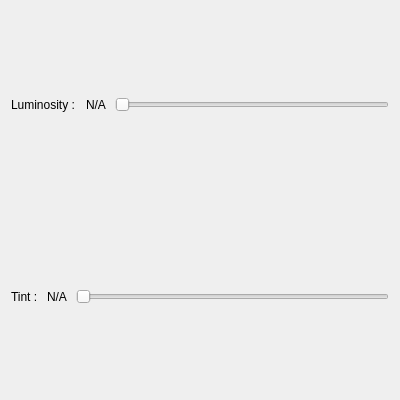
The window that screensettings.ui (Aryetis/Obenkyobo) describes before a commit, drawn with Qt 5.
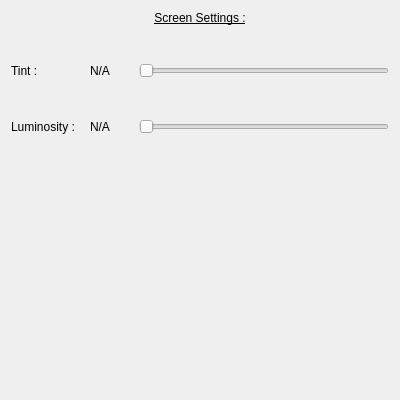
The same window after the commit.

Commit message: tweaking setting pages even more, should look good enough by now

```diff
--- a/screensettings.ui
+++ b/screensettings.ui
@@ -13,17 +13,45 @@
   <property name="windowTitle">
    <string>Form</string>
   </property>
-  <layout class="QVBoxLayout" name="verticalLayout" stretch="0,0">
+  <layout class="QVBoxLayout" name="verticalLayout" stretch="1,2">
    <item>
-    <layout class="QVBoxLayout" name="LuminosityContainer">
-     <property name="spacing">
-      <number>6</number>
+    <layout class="QVBoxLayout" name="verticalLayout_2" stretch="1,0,2,0,2">
+     <property name="sizeConstraint">
+      <enum>QLayout::SetDefaultConstraint</enum>
      </property>
      <property name="topMargin">
       <number>0</number>
      </property>
      <item>
-      <spacer name="verticalSpacer_4">
+      <layout class="QHBoxLayout" name="Title">
+       <property name="topMargin">
+        <number>0</number>
+       </property>
+       <item>
+        <widget class="QLabel" name="label">
+         <property name="sizePolicy">
+          <sizepolicy hsizetype="Expanding" vsizetype="Expanding">
+           <horstretch>0</horstretch>
+           <verstretch>0</verstretch>
+          </sizepolicy>
+         </property>
+         <property name="font">
+          <font>
+           <underline>true</underline>
+          </font>
+         </property>
+         <property name="text">
+          <string>Screen Settings :</string>
+         </property>
+         <property name="alignment">
+          <set>Qt::AlignCenter</set>
+         </property>
+        </widget>
+       </item>
+      </layout>
+     </item>
+     <item>
+      <spacer name="verticalSpacer_3">
        <property name="orientation">
         <enum>Qt::Vertical</enum>
        </property>
@@ -36,14 +64,121 @@
       </spacer>
      </item>
      <item>
-      <layout class="QHBoxLayout" name="LuminosityLayout" stretch="2,0,8">
+      <layout class="QHBoxLayout" name="TintContainer" stretch="0,0,0,0,0">
+       <item>
+        <widget class="QLabel" name="TintLabel">
+         <property name="text">
+          <string>Tint :</string>
+         </property>
+        </widget>
+       </item>
+       <item>
+        <spacer name="horizontalSpacer_3">
+         <property name="orientation">
+          <enum>Qt::Horizontal</enum>
+         </property>
+         <property name="sizeHint" stdset="0">
+          <size>
+           <width>40</width>
+           <height>20</height>
+          </size>
+         </property>
+        </spacer>
+       </item>
+       <item>
+        <widget class="QLabel" name="TintValue">
+         <property name="text">
+          <string>N/A </string>
+         </property>
+        </widget>
+       </item>
+       <item>
+        <spacer name="horizontalSpacer_2">
+         <property name="orientation">
+          <enum>Qt::Horizontal</enum>
+         </property>
+         <property name="sizeType">
+          <enum>QSizePolicy::Fixed</enum>
+         </property>
+         <property name="sizeHint" stdset="0">
+          <size>
+           <width>20</width>
+           <height>20</height>
+          </size>
+         </property>
+        </spacer>
+       </item>
+       <item>
+        <widget class="QSlider" name="TintSlider">
+         <property name="sizePolicy">
+          <sizepolicy hsizetype="Expanding" vsizetype="Fixed">
+           <horstretch>0</horstretch>
+           <verstretch>0</verstretch>
+          </sizepolicy>
+         </property>
+         <property name="minimumSize">
+          <size>
+           <width>250</width>
+           <height>0</height>
+          </size>
+         </property>
+         <property name="maximumSize">
+          <size>
+           <width>16777215</width>
+           <height>16777215</height>
+          </size>
+         </property>
+         <property name="maximum">
+          <number>100</number>
+         </property>
+         <property name="singleStep">
+          <number>1</number>
+         </property>
+         <property name="pageStep">
+          <number>1</number>
+         </property>
+         <property name="orientation">
+          <enum>Qt::Horizontal</enum>
+         </property>
+        </widget>
+       </item>
+      </layout>
+     </item>
+     <item>
+      <spacer name="verticalSpacer_2">
+       <property name="orientation">
+        <enum>Qt::Vertical</enum>
+       </property>
+       <property name="sizeHint" stdset="0">
+        <size>
+         <width>20</width>
+         <height>40</height>
+        </size>
+       </property>
+      </spacer>
+     </item>
+     <item>
+      <layout class="QHBoxLayout" name="LuminosityContainer" stretch="0,0,0,0,0">
        <item>
         <widget class="QLabel" name="LuminosityLabel">
          <property name="text">
-          <string>Luminosity : </string>
+          <string>Luminosity :</string>
          </property>
         </widget>
        </item>
+       <item>
+        <spacer name="horizontalSpacer">
+         <property name="orientation">
+          <enum>Qt::Horizontal</enum>
+         </property>
+         <property name="sizeHint" stdset="0">
+          <size>
+           <width>10</width>
+           <height>20</height>
+          </size>
+         </property>
+        </spacer>
+       </item>
        <item>
         <widget class="QLabel" name="LuminosityValue">
          <property name="text">
@@ -51,6 +186,22 @@
          </property>
         </widget>
        </item>
+       <item>
+        <spacer name="horizontalSpacer_4">
+         <property name="orientation">
+          <enum>Qt::Horizontal</enum>
+         </property>
+         <property name="sizeType">
+          <enum>QSizePolicy::Fixed</enum>
+         </property>
+         <property name="sizeHint" stdset="0">
+          <size>
+           <width>20</width>
+           <height>20</height>
+          </size>
+         </property>
+        </spacer>
+       </item>
        <item>
         <widget class="QSlider" name="LuminositySlider">
          <property name="sizePolicy">
@@ -59,6 +210,18 @@
            <verstretch>0</verstretch>
           </sizepolicy>
          </property>
+         <property name="minimumSize">
+          <size>
+           <width>250</width>
+           <height>0</height>
+          </size>
+         </property>
+         <property name="maximumSize">
+          <size>
+           <width>16777215</width>
+           <height>16777215</height>
+          </size>
+         </property>
          <property name="maximum">
           <number>100</number>
          </property>
@@ -75,87 +238,23 @@
        </item>
       </layout>
      </item>
-     <item>
-      <spacer name="verticalSpacer_2">
-       <property name="orientation">
-        <enum>Qt::Vertical</enum>
-       </property>
-       <property name="sizeHint" stdset="0">
-        <size>
-         <width>20</width>
-         <height>40</height>
-        </size>
-       </property>
-      </spacer>
-     </item>
     </layout>
    </item>
    <item>
-    <layout class="QVBoxLayout" name="TintContainer">
-     <property name="topMargin">
-      <number>0</number>
+    <spacer name="verticalSpacer">
+     <property name="orientation">
+      <enum>Qt::Vertical</enum>
      </property>
-     <item>
-      <spacer name="verticalSpacer_5">
-       <property name="orientation">
-        <enum>Qt::Vertical</enum>
-       </property>
-       <property name="sizeHint" stdset="0">
-        <size>
-         <width>20</width>
-         <height>40</height>
-        </size>
-       </property>
-      </spacer>
-     </item>
-     <item>
-      <layout class="QHBoxLayout" name="TintLayout" stretch="0,0,0">
-       <item>
-        <widget class="QLabel" name="TintLabel">
-         <property name="text">
-          <string>Tint : </string>
-         </property>
-        </widget>
-       </item>
-       <item>
-        <widget class="QLabel" name="TintValue">
-         <property name="text">
-          <string>N/A </string>
-         </property>
-        </widget>
-       </item>
-       <item>
-        <widget class="QSlider" name="TintSlider">
-         <property name="maximum">
-          <number>100</number>
-         </property>
-         <property name="singleStep">
-          <number>1</number>
-         </property>
-         <property name="pageStep">
-          <number>1</number>
-         </property>
-         <property name="orientation">
-          <enum>Qt::Horizontal</enum>
-         </property>
-        </widget>
-       </item>
-      </layout>
-     </item>
-     <item>
-      <spacer name="verticalSpacer_3">
-       <property name="orientation">
-        <enum>Qt::Vertical</enum>
-       </property>
-       <property name="sizeHint" stdset="0">
-        <size>
-         <width>20</width>
-         <height>40</height>
-        </size>
-       </property>
-      </spacer>
-     </item>
-    </layout>
+     <property name="sizeType">
+      <enum>QSizePolicy::Expanding</enum>
+     </property>
+     <property name="sizeHint" stdset="0">
+      <size>
+       <width>20</width>
+       <height>200</height>
+      </size>
+     </property>
+    </spacer>
    </item>
   </layout>
  </widget>
```
The commit also changes 3 other files.
